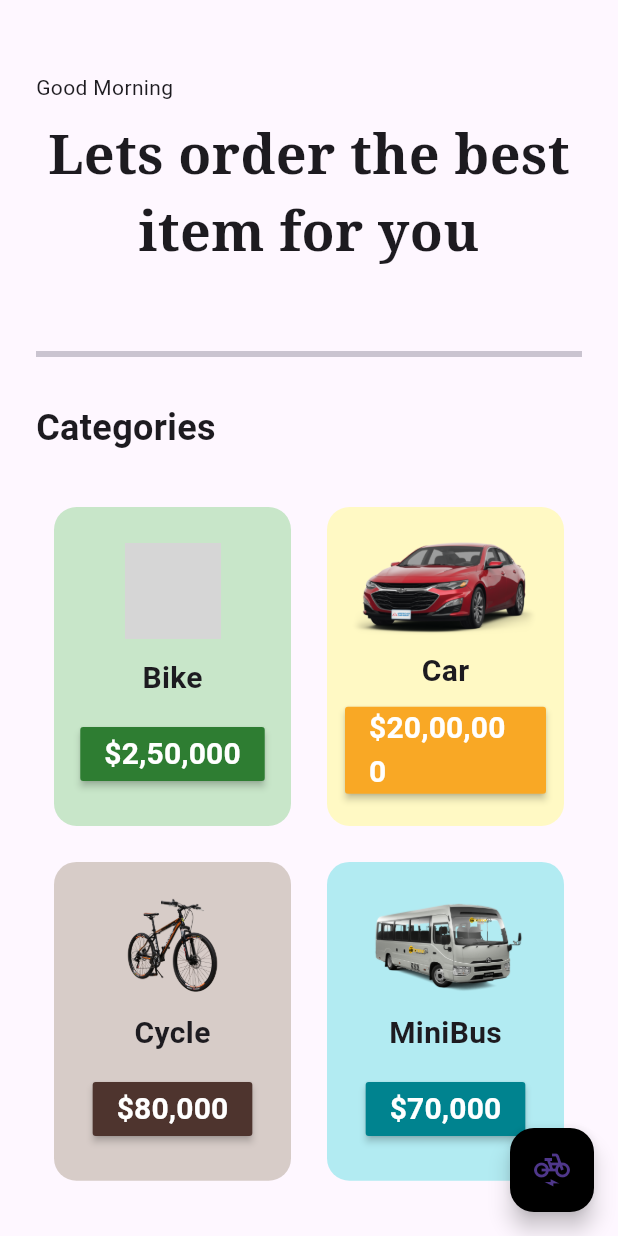
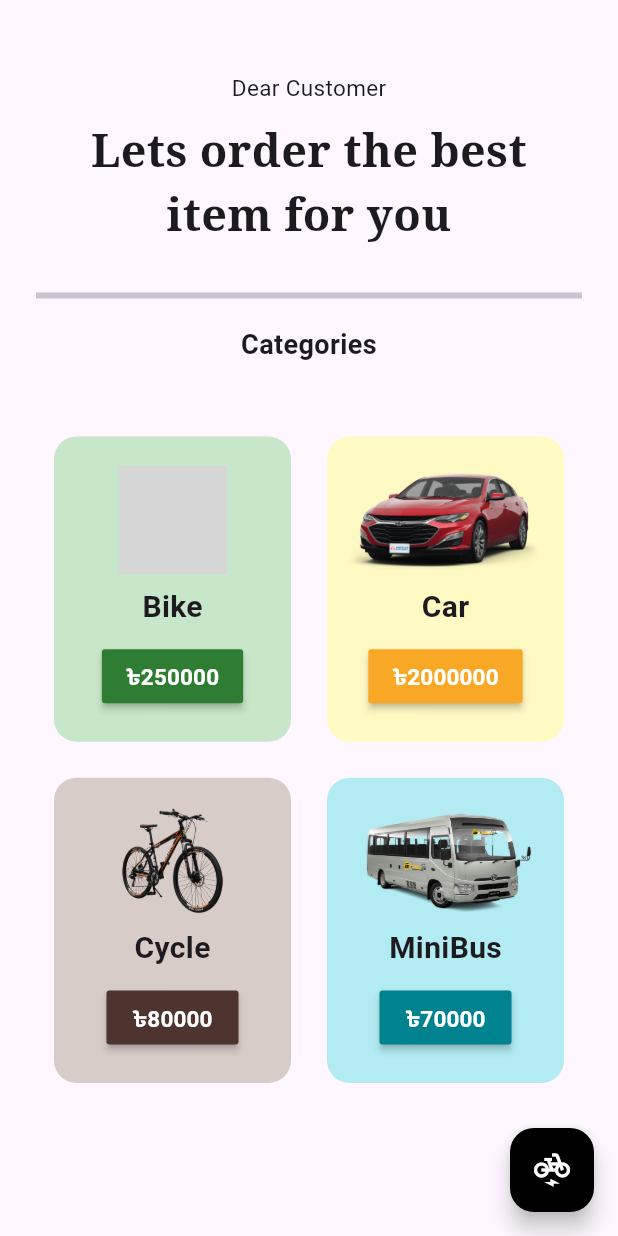
Before and after one commit to FahimAfridi10/FlutterBabu, a Flutter app: the screen it shows after launch, after a tap on "Get Started", on a phone screen of 412 x 824 dp. Run offline on Flutter 3.47's test engine with Material 3 defaults, Android fonts, the phone set to English and light mode, and no system bars; our stand-ins replace google_fonts; grey boxes are pictures that could not be loaded.

Commit message:
third commit, have updated all page

```diff
--- a/lib/components/category_item_list.dart
+++ b/lib/components/category_item_list.dart
@@ -1,5 +1,4 @@
 import 'package:flutter/material.dart';
-
 
 class CategoryItemList extends StatelessWidget {
 
@@ -40,7 +39,7 @@ class CategoryItemList extends StatelessWidget {
 
             Image.asset(
               imagePath,
-              height: 64,
+              height: 72,
             ),
 
 
@@ -57,11 +56,11 @@ class CategoryItemList extends StatelessWidget {
               onPressed: onPressed,
               color: color[800],
               child: Text(
-                '\$' + itemPrice,
+                '৳$itemPrice',
                 style: TextStyle(
                   color: Colors.white,
                   fontWeight: FontWeight.bold,
-                  fontSize: 20
+                  fontSize: 15
                 ),
               ),
             )
--- a/lib/model/list_model.dart
+++ b/lib/model/list_model.dart
@@ -4,14 +4,39 @@ class CartModel extends ChangeNotifier{
   final List _shopItems = [
 
     //[itemName, itemPrice, imagePath, color]
-    ["Bike", "2,50,000", "lib/images/bike.png", Colors.green],
-    ["Car", "20,00,000", "lib/images/car.webp", Colors.yellow],
-    ["Cycle", "80,000", "lib/images/cycle.png", Colors.brown],
-    ["MiniBus", "70,000", "lib/images/minibus.png", Colors.cyan],
+    ["Bike", "250000", "lib/images/bike.png", Colors.green],
+    ["Car", "2000000", "lib/images/car.webp", Colors.yellow],
+    ["Cycle", "80000", "lib/images/cycle.png", Colors.brown],
+    ["MiniBus", "70000", "lib/images/minibus.png", Colors.cyan],
   ];
 
+  //List
+  List _cartItems = [];
+  get cartItems => _cartItems;
+  get shopItems => _shopItems;
+
+  //add
+  void addItemToCart(int index){
+    _cartItems.add(_shopItems[index]);
+    notifyListeners();
+  }
+
+  //remove
+  void removeItemFromCart(int index){
+    _cartItems.removeAt(index);
+    notifyListeners();
+  }
+
+  //calculate total price
+  String calculatePrice(){
+    double totalPrice = 0;
+    for(int i = 0; i < _cartItems.length; i++){
+      /*double price = double.parse(_cartItems[i][1].replaceAll(',', ''));
+      totalPrice += price;*/
+      totalPrice += double.parse(_cartItems[i][1]);
+    }
+    return totalPrice.toStringAsFixed(2);
+  }
 
 
-  get shopItems => _shopItems;
-
 }
--- a/lib/pages/home_page.dart
+++ b/lib/pages/home_page.dart
@@ -23,20 +23,20 @@ class HomePage extends StatelessWidget {
                 )
             ),
         backgroundColor: Colors.black,
-        child: const Icon(Icons.electric_bike),
+        child: const Icon(Icons.electric_bike, color: Colors.white),
       ),
 
 
       body: SafeArea(
         child: Column(
-          crossAxisAlignment: CrossAxisAlignment.start,
+          crossAxisAlignment: CrossAxisAlignment.center,
           children: [
 
             const SizedBox(height: 48),
 
             const Padding(
               padding: EdgeInsets.symmetric(horizontal: 24.0),
-              child: Text('Good Morning'),
+              child: Text('Dear Customer', style: TextStyle(fontSize: 15),),
             ),
 
             const SizedBox(height: 10),
@@ -47,28 +47,31 @@ class HomePage extends StatelessWidget {
                 "Lets order the best item for you",
                 textAlign: TextAlign.center,
                 style: GoogleFonts.notoSerif(
-                  fontSize: 36,
+                  fontSize: 30,
                   fontWeight: FontWeight.bold,
                 ),
               ),
             ),
 
-            const SizedBox(height: 48),
+            const SizedBox(height: 24),
 
             const Padding(
               padding: EdgeInsets.symmetric(horizontal: 24.0),
               child: Divider(thickness: 4),
             ),
 
-            const SizedBox(height: 24),
+            const SizedBox(height: 12),
 
             const Padding(
               padding: EdgeInsets.symmetric(horizontal: 24.0),
               child: Text(
                 'Categories',
-                style: TextStyle(fontSize: 24, fontWeight: FontWeight.bold),
+                textAlign: TextAlign.center,
+                style: TextStyle(fontSize: 18, fontWeight: FontWeight.bold),
               ),
             ),
+
+            const SizedBox(height: 12),
 
             Expanded(
               child: Consumer<CartModel>(
@@ -80,7 +83,7 @@ class HomePage extends StatelessWidget {
                     gridDelegate:
                         const SliverGridDelegateWithFixedCrossAxisCount(
                           crossAxisCount: 2,
-                          childAspectRatio: 1 / 1.3,
+                          childAspectRatio: 1 / 1.25,
                         ),
                     itemBuilder: (context, index) {
                       return CategoryItemList(
@@ -88,7 +91,9 @@ class HomePage extends StatelessWidget {
                         itemPrice: value.shopItems[index][1],
                         imagePath: value.shopItems[index][2],
                         color: value.shopItems[index][3],
-                        onPressed: () {},
+                        onPressed: () {
+                          Provider.of<CartModel>(context, listen: false).addItemToCart(index);
+                        },
                       );
                     },
 
@@ -97,7 +102,6 @@ class HomePage extends StatelessWidget {
               ),
             ),
 
-
           ],
         ),
       ),
--- a/lib/pages/intro_page.dart
+++ b/lib/pages/intro_page.dart
@@ -8,34 +8,38 @@ class IntroPage extends StatelessWidget {
   @override
   Widget build(BuildContext context) {
     return Scaffold(
-      body: Column(
+      body: Container(
+        color: Colors.grey[800],
+        child: Column(
+          //mainAxisAlignment: MainAxisAlignment.spaceEvenly,
           children: [
 
               Padding(
-              padding: const EdgeInsets.symmetric(vertical: 6, horizontal: 48),
-              child: Image.asset('lib/images/bike.png', height: 200),
+                padding: const EdgeInsets.only(top: 32),
+                child: Image.asset('lib/images/car.webp', height: 400),
               ),
 
             Padding(
-            padding: const EdgeInsets.all(24),
+              padding: const EdgeInsets.only(bottom: 24),
               child: Text(
-              "Yamaha YZF-R15 is a single-cylinder sport bike",
+                "Biggest Car MarketPlace in Bangladesh, Choose Your Dream Car",
                 textAlign: TextAlign.center,
                 style: GoogleFonts.notoSerif(
-                fontSize: 36,
+                  fontSize: 24,
                   fontWeight: FontWeight.bold,
+                  color: Colors.white
                 ),
               ),
             ),
 
-          const SizedBox(height: 24),
+            const SizedBox(height: 8),
 
             Text(
               "Best product for reasonable price",
               style: TextStyle(color: Colors.grey),
             ),
 
-          const Spacer(),
+            const SizedBox(height: 24),
 
             GestureDetector(
               onTap:
@@ -55,7 +59,7 @@ class IntroPage extends StatelessWidget {
                   borderRadius: BorderRadius.circular(8),
                 ),
 
-              padding: const EdgeInsets.all(24),
+                padding: const EdgeInsets.all(12),
 
                 child: const Text(
                   'Get Started',
@@ -65,10 +69,12 @@ class IntroPage extends StatelessWidget {
               ),
             ),
 
+
             const Spacer(),
 
           ],
         ),
+      ),
     );
   }
 }
```
Also changed, not shown: lib/pages/cart_page.dart (+134 -1 lines), lib/pages/pay_page.dart (added, +25 -0 lines). Lines whose indentation alone changed are shown as unchanged.
